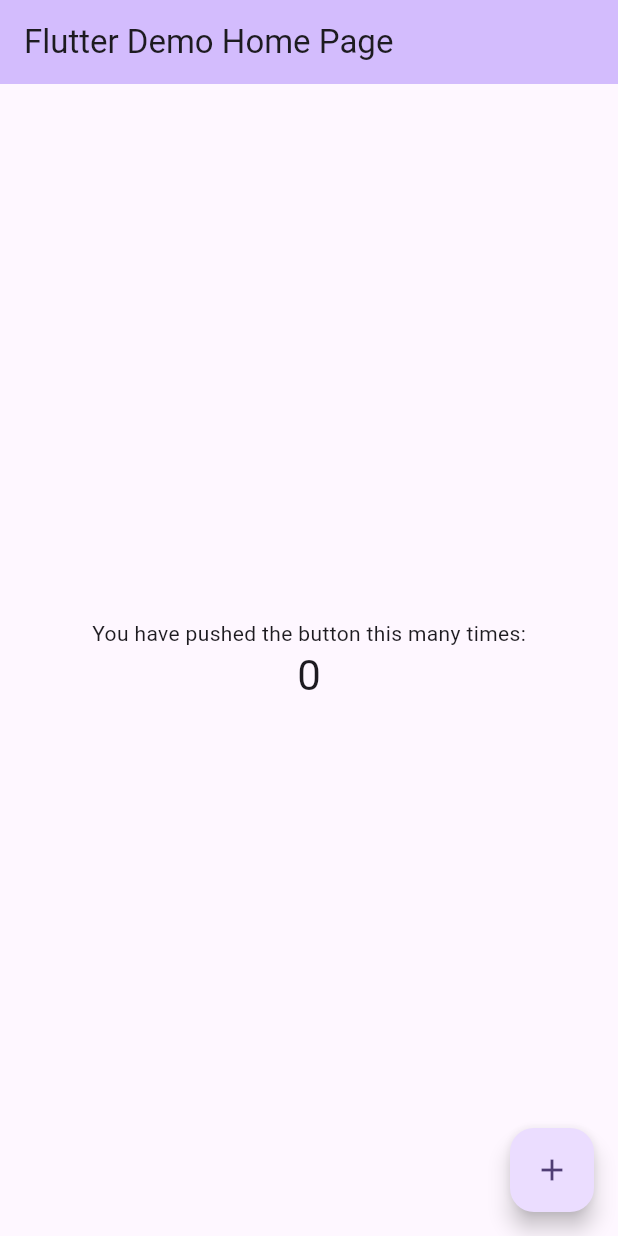
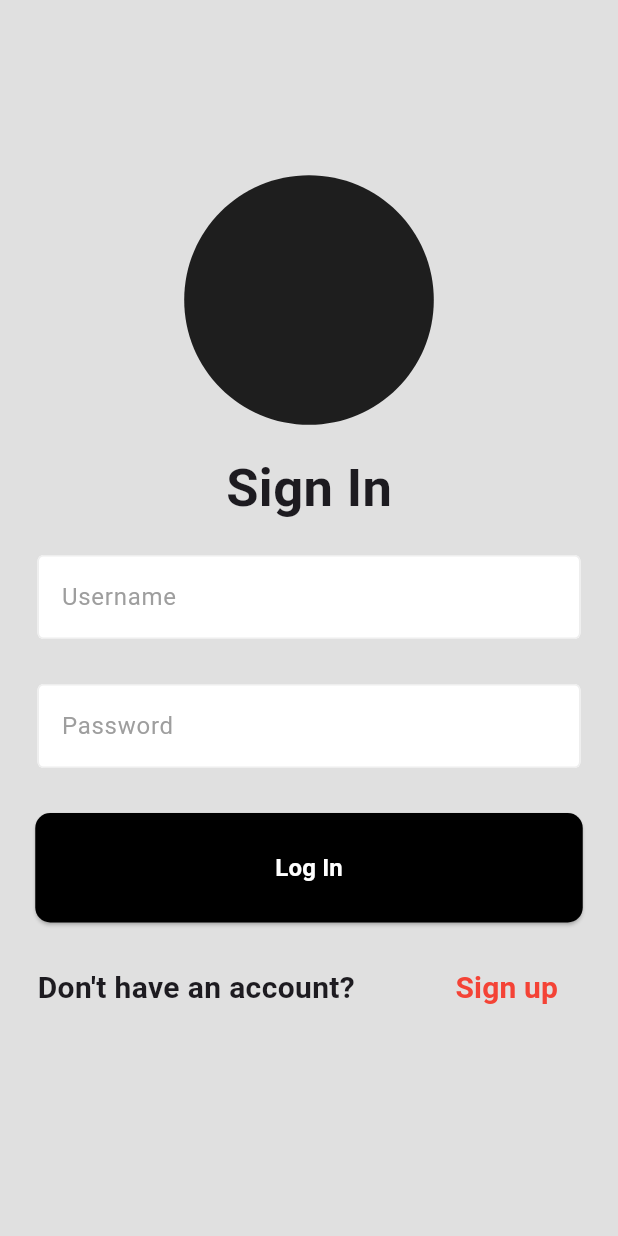
Before and after one commit to misterRaccoon0/buildit-pc, a Flutter app: the screen it shows after launch, on a phone screen of 412 x 824 dp. Run offline on Flutter 3.47's test engine with Material 3 defaults, Android fonts, the phone set to English and light mode, and no system bars.

Commit message:
log in and register page. (home page is unfinished)

```diff
--- /dev/null
+++ b/frontend/lib/components/button.dart
@@ -0,0 +1,36 @@
+import 'package:flutter/material.dart';
+
+class LoginBtn extends StatelessWidget {
+
+  final VoidCallback onPressed;
+  final String buttonText;
+
+  const LoginBtn({super.key, required this.onPressed, required this.buttonText});
+
+  @override
+  Widget build(BuildContext context) {
+
+    return SizedBox(width: 365,
+      child: ElevatedButton(
+        onPressed: onPressed,
+        style: ElevatedButton.styleFrom(
+          padding: EdgeInsets.all(25),
+          backgroundColor: Colors.black, // Set the background color to black
+          shape: RoundedRectangleBorder(
+            borderRadius: BorderRadius.circular(10), // Rounded corners
+          ),
+        ),
+        child: Center(
+          child: Text(
+            buttonText,
+            style: TextStyle(
+              color: Colors.white, // Text color
+              fontWeight: FontWeight.bold,
+              fontSize: 16,
+            ),
+          ),
+        ),
+      ),
+    );
+  }
+}
--- /dev/null
+++ b/frontend/lib/components/login_textfield.dart
@@ -0,0 +1,43 @@
+import 'package:flutter/material.dart';
+
+class LoginTextfield extends StatelessWidget {
+  final controller;
+  final String hintText;
+  final bool obscureText;
+
+
+const LoginTextfield({
+  super.key,
+  required this.controller,
+  required this.hintText,
+  required this.obscureText
+});
+
+@override
+  Widget build(BuildContext context){
+    return Padding(
+            padding: const EdgeInsets.symmetric(horizontal: 25),
+            child: TextField(
+
+              controller: controller,
+              obscureText: obscureText,
+
+              decoration: InputDecoration(
+                enabledBorder: OutlineInputBorder(
+                  borderSide: BorderSide(color: Colors.grey.shade200)
+                ),
+                focusedBorder: OutlineInputBorder(
+                  borderSide: BorderSide(color: Colors.black)
+                ),
+
+                fillColor: Colors.white,
+                filled: true,
+
+                hintText: hintText,
+                hintStyle: TextStyle(color: Colors.grey[500])
+
+              ),
+            ),
+          );
+  }
+}
--- a/frontend/lib/main.dart
+++ b/frontend/lib/main.dart
@@ -1,125 +1,17 @@
 import 'package:flutter/material.dart';
+import 'package:frontend/pages/login_page.dart';
 
 void main() {
   runApp(const MyApp());
 }
 
 class MyApp extends StatelessWidget {
-  const MyApp({super.key});
+const MyApp({ Key? key }) : super(key: key);
 
-  // This widget is the root of your application.
   @override
-  Widget build(BuildContext context) {
-    return MaterialApp(
-      title: 'Flutter Demo',
-      theme: ThemeData(
-        // This is the theme of your application.
-        //
-        // TRY THIS: Try running your application with "flutter run". You'll see
-        // the application has a purple toolbar. Then, without quitting the app,
-        // try changing the seedColor in the colorScheme below to Colors.green
-        // and then invoke "hot reload" (save your changes or press the "hot
-        // reload" button in a Flutter-supported IDE, or press "r" if you used
-        // the command line to start the app).
-        //
-        // Notice that the counter didn't reset back to zero; the application
-        // state is not lost during the reload. To reset the state, use hot
-        // restart instead.
-        //
-        // This works for code too, not just values: Most code changes can be
-        // tested with just a hot reload.
-        colorScheme: ColorScheme.fromSeed(seedColor: Colors.deepPurple),
-        useMaterial3: true,
-      ),
-      home: const MyHomePage(title: 'Flutter Demo Home Page'),
+  Widget build(BuildContext context){
+    return  MaterialApp(
+      home: LoginPage(),
     );
   }
 }
-
-class MyHomePage extends StatefulWidget {
-  const MyHomePage({super.key, required this.title});
-
-  // This widget is the home page of your application. It is stateful, meaning
-  // that it has a State object (defined below) that contains fields that affect
-  // how it looks.
-
-  // This class is the configuration for the state. It holds the values (in this
-  // case the title) provided by the parent (in this case the App widget) and
-  // used by the build method of the State. Fields in a Widget subclass are
-  // always marked "final".
-
-  final String title;
-
-  @override
-  State<MyHomePage> createState() => _MyHomePageState();
-}
-
-class _MyHomePageState extends State<MyHomePage> {
-  int _counter = 0;
-
-  void _incrementCounter() {
-    setState(() {
-      // This call to setState tells the Flutter framework that something has
-      // changed in this State, which causes it to rerun the build method below
-      // so that the display can reflect the updated values. If we changed
-      // _counter without calling setState(), then the build method would not be
-      // called again, and so nothing would appear to happen.
-      _counter++;
-    });
-  }
-
-  @override
-  Widget build(BuildContext context) {
-    // This method is rerun every time setState is called, for instance as done
-    // by the _incrementCounter method above.
-    //
-    // The Flutter framework has been optimized to make rerunning build methods
-    // fast, so that you can just rebuild anything that needs updating rather
-    // than having to individually change instances of widgets.
-    return Scaffold(
-      appBar: AppBar(
-        // TRY THIS: Try changing the color here to a specific color (to
-        // Colors.amber, perhaps?) and trigger a hot reload to see the AppBar
-        // change color while the other colors stay the same.
-        backgroundColor: Theme.of(context).colorScheme.inversePrimary,
-        // Here we take the value from the MyHomePage object that was created by
-        // the App.build method, and use it to set our appbar title.
-        title: Text(widget.title),
-      ),
-      body: Center(
-        // Center is a layout widget. It takes a single child and positions it
-        // in the middle of the parent.
-        child: Column(
-          // Column is also a layout widget. It takes a list of children and
-          // arranges them vertically. By default, it sizes itself to fit its
-          // children horizontally, and tries to be as tall as its parent.
-          //
-          // Column has various properties to control how it sizes itself and
-          // how it positions its children. Here we use mainAxisAlignment to
-          // center the children vertically; the main axis here is the vertical
-          // axis because Columns are vertical (the cross axis would be
-          // horizontal).
-          //
-          // TRY THIS: Invoke "debug painting" (choose the "Toggle Debug Paint"
-          // action in the IDE, or press "p" in the console), to see the
-          // wireframe for each widget.
-          mainAxisAlignment: MainAxisAlignment.center,
-          children: <Widget>[
-            const Text(
-              'You have pushed the button this many times:',
-            ),
-            Text(
-              '$_counter',
-              style: Theme.of(context).textTheme.headlineMedium,
-            ),
-          ],
-        ),
-      ),
-      floatingActionButton: FloatingActionButton(
-        onPressed: _incrementCounter,
-        tooltip: 'Increment',
-        child: const Icon(Icons.add),
-      ), // This trailing comma makes auto-formatting nicer for build methods.
-    );
-  }
-}
--- /dev/null
+++ b/frontend/lib/pages/login_page.dart
@@ -0,0 +1,121 @@
+import 'package:flutter/material.dart';
+import 'package:frontend/components/button.dart';
+import 'package:frontend/components/login_textfield.dart';
+import 'package:frontend/pages/register_page.dart';
+import 'package:frontend/pages/home_page.dart';
+
+
+
+class LoginPage extends StatelessWidget {
+  LoginPage({ Key? key }) : super(key: key);
+
+  final usernameController = TextEditingController();
+  final passwordController = TextEditingController();
+
+  // user sign in btn method
+  void signUserIn (BuildContext context) {
+    Navigator.push(
+    context,
+    MaterialPageRoute(builder: (context) =>  HomePage()),
+    );
+  }
+
+  void goToRegister(BuildContext context){
+    Navigator.push(
+    context,
+    MaterialPageRoute(builder: (context) =>  RegisterPage()),
+    );
+  }
+
+  @override
+  Widget build(BuildContext context){
+    return Scaffold(
+      backgroundColor: Colors.grey[300],
+      body: SafeArea(child: Column(
+        children: [
+          SizedBox(height: 100),
+
+          //logo
+          Icon(
+            Icons.circle,
+            size: 200,
+          ),
+
+          Text('Sign In',
+          style: TextStyle(
+            fontWeight: FontWeight.bold,
+            fontSize: 35,
+
+          )
+          ),
+
+          SizedBox(height: 20,),
+
+          // Username email
+          LoginTextfield(
+            controller: usernameController,
+            hintText: 'Username',
+            obscureText: false,
+          ),
+
+          SizedBox(height: 30,),
+
+          // pass
+          LoginTextfield(
+            controller: passwordController,
+            hintText: 'Password',
+            obscureText: true,
+          ),
+
+          // btn
+          SizedBox(height: 30,),
+          LoginBtn(
+
+            onPressed: () => signUserIn(context),
+
+            buttonText: 'Log In',
+          ),
+
+          // sign up prompt
+          SizedBox(height: 20),
+
+          // go to register screen
+          Padding(
+            padding: const EdgeInsets.symmetric(horizontal: 25),
+            child: Row(
+              children: [
+                Text(
+                  "Don't have an account?",
+                  style: TextStyle(
+                    fontSize: 20,
+                    fontWeight: FontWeight.bold,
+                  ),
+                ),
+
+
+                SizedBox(width: 55),
+                TextButton(
+                  onPressed: () {
+                    goToRegister(context);
+                  },
+                  child: Text(
+                    'Sign up',
+                    style: TextStyle(
+                      fontSize: 20,
+                      fontWeight: FontWeight.bold,
+                      color: Colors.red,
+                    ),
+                  ),
+                ),
+              ],
+            ),
+          ),
+
+
+
+
+        ],
+      )),
+    );
+  }
+}
--- a/frontend/pubspec.yaml
+++ b/frontend/pubspec.yaml
@@ -16,7 +16,7 @@ publish_to: 'none' # Remove this line if you wish to publish to pub.dev
 # https://developer.apple.com/library/archive/documentation/General/Reference/InfoPlistKeyReference/Articles/CoreFoundationKeys.html
 # In Windows, build-name is used as the major, minor, and patch parts
 # of the product and file versions while build-number is used as the build suffix.
-version: 1.0.0+1
+version:
 
 environment:
   sdk: ^3.5.1
```
Also changed, not shown: frontend/lib/components/dropdown_filter.dart (added, +62 -0 lines), frontend/lib/pages/home_page.dart (added, +102 -0 lines), frontend/lib/pages/register_page.dart (added, +130 -0 lines).
